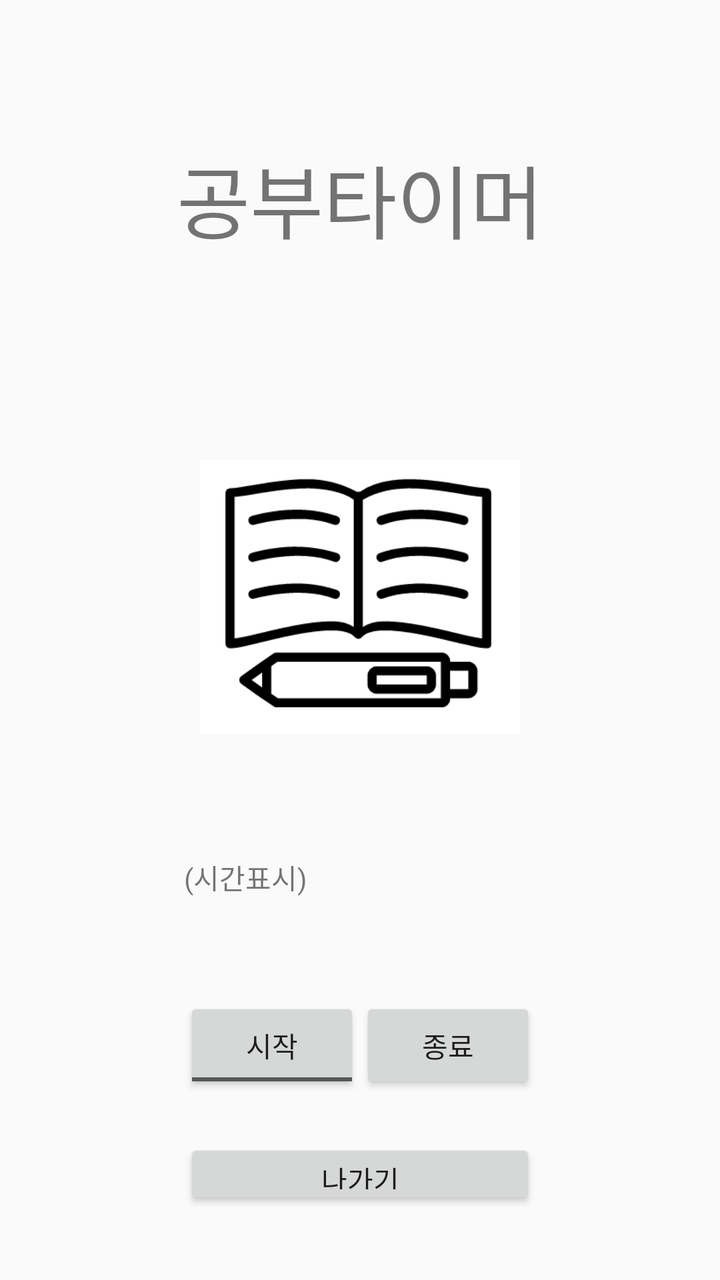
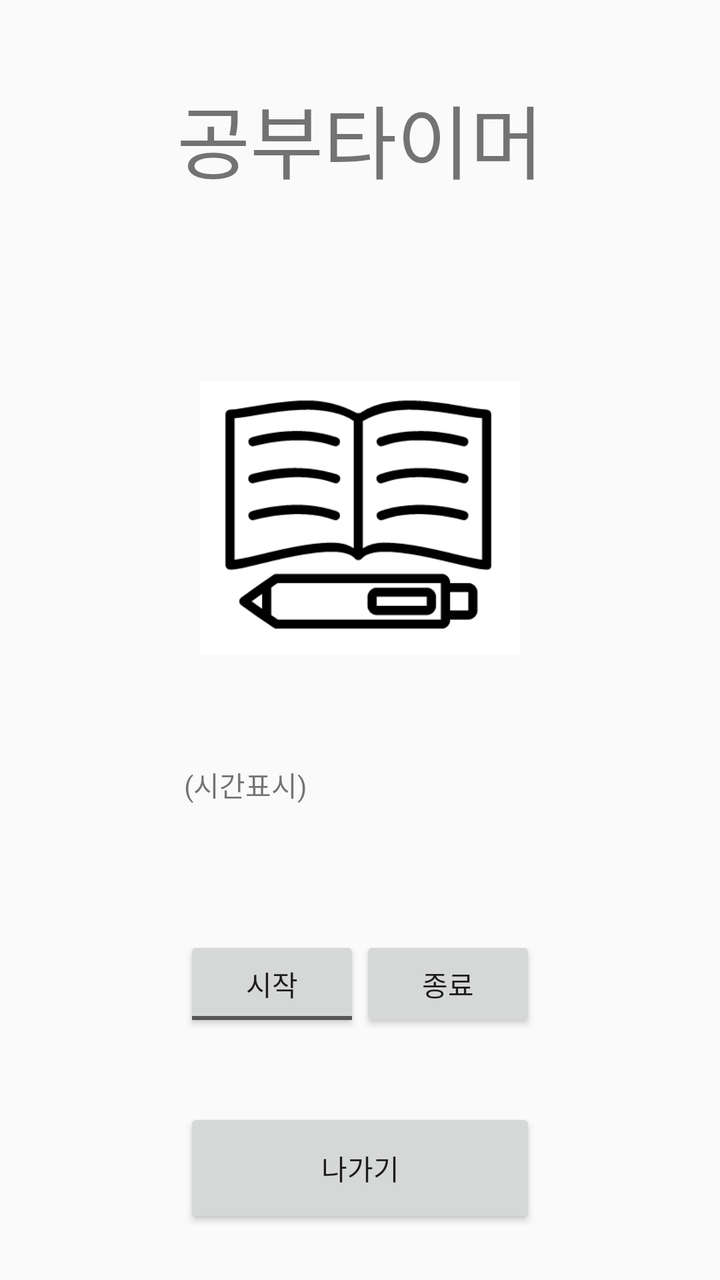

Screens rendered from an Android XML layout before and after an edit, with the pre-edit source and the edit as a unified diff.
<!-- AndroidManifest.xml: application theme AppTheme -->
<!-- res/layout/activity_study_function.xml -->
<?xml version="1.0" encoding="utf-8"?>
<LinearLayout xmlns:android="http://schemas.android.com/apk/res/android"
    xmlns:app="http://schemas.android.com/apk/res-auto"
    xmlns:tools="http://schemas.android.com/tools"
    android:layout_width="match_parent"
    android:layout_height="match_parent"
    tools:context=".Study_function"
    android:orientation="vertical">


        <LinearLayout
            android:layout_width="match_parent"
            android:layout_height="match_parent"
            android:layout_gravity="center"
            android:orientation="vertical">
            <TextView
                android:layout_width="wrap_content"
                android:layout_height="wrap_content"
                android:layout_gravity="center"
                android:text="공부타이머"
                android:layout_marginTop="70dp"
                android:textSize="40dp"/>

            <ImageView
                android:id="@+id/study_state"
                android:src="@drawable/study_off"
                android:layout_gravity="center"
                android:layout_width="160dp"
                android:layout_height="160dp"
                android:layout_marginTop="90dp"/>

            <LinearLayout
                android:layout_width="wrap_content"
                android:layout_height="match_parent"
                android:orientation="vertical"
                android:layout_marginTop="50dp"
                android:layout_gravity="center"
                android:weightSum="3">
                <TextView
                    android:id="@+id/studytimer_time"
                    android:layout_width="wrap_content"
                    android:layout_height="0dp"
                    android:text="(시간표시)"
                    android:layout_weight="1"/>

                <LinearLayout
                    android:layout_width="wrap_content"
                    android:layout_height="0dp"
                    android:layout_gravity="center_horizontal"
                    android:layout_weight="1">
                    <ToggleButton
                        android:id="@+id/timer_start"
                        android:layout_width="wrap_content"
                        android:layout_height="wrap_content"
                        android:textOff="시작"
                        android:textOn="중단"
                        android:onClick="timerStart"/> //togglebutton 자꾸 오류남...
                    <Button
                        android:id="@+id/timer_finish"
                        android:layout_width="wrap_content"
                        android:layout_height="wrap_content"
                        android:text="종료"
                        android:onClick="timerFinish"/>
                </LinearLayout>

                <Button
                    android:layout_width="match_parent"
                    android:layout_height="0dp"
                    android:layout_weight="0.5"
                    android:text="나가기"
                    android:id="@+id/exit2"
                    android:onClick="onButton_exit2"/>
            </LinearLayout>



        </LinearLayout>


</LinearLayout>
<!-- resources referenced by this layout -->
<resources>
  <!-- drawable study_off: png bitmap (drawable, 7536 bytes) -->
  <style name="AppTheme" parent="Theme.AppCompat.Light.DarkActionBar">
          
          <item name="colorPrimary">@color/colorPrimary</item>
          <item name="colorPrimaryDark">@color/colorPrimaryDark</item>
          <item name="colorAccent">@color/colorAccent</item>
      </style>
  <color name="colorPrimary">#2B475E</color>
  <color name="colorPrimaryDark">#FFFFFF</color>
  <color name="colorAccent">#03DAC5</color>
</resources>

<!-- the commit's change to res/layout/activity_study_function.xml (unified diff, before → after) -->
@@ -11,30 +11,34 @@
         <LinearLayout
             android:layout_width="match_parent"
             android:layout_height="match_parent"
+            android:weightSum="5"
             android:layout_gravity="center"
             android:orientation="vertical">
             <TextView
                 android:layout_width="wrap_content"
-                android:layout_height="wrap_content"
+                android:layout_height="0dp"
                 android:layout_gravity="center"
                 android:text="공부타이머"
-                android:layout_marginTop="70dp"
+                android:layout_marginTop="40dp"
+                android:layout_weight="1"
                 android:textSize="40dp"/>
 
             <ImageView
                 android:id="@+id/study_state"
                 android:src="@drawable/study_off"
                 android:layout_gravity="center"
+                android:layout_weight="1"
                 android:layout_width="160dp"
                 android:layout_height="160dp"
-                android:layout_marginTop="90dp"/>
+                android:layout_marginTop="10dp"/>
 
             <LinearLayout
                 android:layout_width="wrap_content"
-                android:layout_height="match_parent"
+                android:layout_height="0dp"
                 android:orientation="vertical"
-                android:layout_marginTop="50dp"
+                android:layout_marginTop="0dp"
                 android:layout_gravity="center"
+                android:layout_weight="3"
                 android:weightSum="3">
                 <TextView
                     android:id="@+id/studytimer_time"
@@ -66,7 +70,7 @@
                 <Button
                     android:layout_width="match_parent"
                     android:layout_height="0dp"
-                    android:layout_weight="0.5"
+                    android:layout_weight="0.7"
                     android:text="나가기"
                     android:id="@+id/exit2"
                     android:onClick="onButton_exit2"/>
